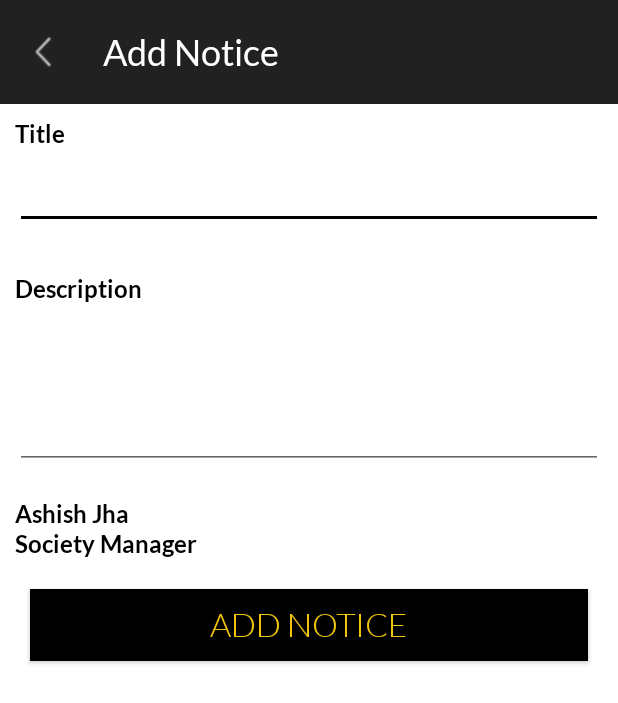
After one commit to RoshanHalwai/NAAdmin, an Android app: the AddNoticeActivity screen opened directly, with no data from a screen before it, on a phone screen of 412 x 824 dp. The commit adds this screen. Shown: the top 703 px of the screen. Run offline under Robolectric (Android 15) with nearby library versions, the phone set to English and light mode, and no system bars; our stand-ins replace Firebase (no records; nobody signed in at launch, a user with empty details on screens opened directly); libraries missing offline, so code that uses them is left out: com.wang.avi, pl.aprilapps.easyphotopicker.

Commit message:
Designed Add Notice UI in Admin Home Screen

```diff
--- a/app/src/main/AndroidManifest.xml
+++ b/app/src/main/AndroidManifest.xml
@@ -92,6 +92,11 @@
             android:name=".admin.SocietyAdminHome"
             android:screenOrientation="portrait" />
 
+        <!-- Add Notice Screen -->
+        <activity
+            android:name=".admin.addnotice.activities.AddNoticeActivity"
+            android:screenOrientation="portrait" />
+
     </application>
 
 </manifest>
--- a/app/src/main/java/com/kirtanlabs/nammaapartmentssocietyservices/admin/SocietyAdminHome.java
+++ b/app/src/main/java/com/kirtanlabs/nammaapartmentssocietyservices/admin/SocietyAdminHome.java
@@ -11,6 +11,7 @@ import com.google.firebase.database.DatabaseReference;
 import com.kirtanlabs.nammaapartmentssocietyservices.BaseActivity;
 import com.kirtanlabs.nammaapartmentssocietyservices.Constants;
 import com.kirtanlabs.nammaapartmentssocietyservices.R;
+import com.kirtanlabs.nammaapartmentssocietyservices.admin.addnotice.activities.AddNoticeActivity;
 import com.kirtanlabs.nammaapartmentssocietyservices.admin.registersocietyservices.activities.RegistrationCategories;
 
 import static com.kirtanlabs.nammaapartmentssocietyservices.pushnotifications.MyFirebaseInstanceIdService.getRefreshedToken;
@@ -65,6 +66,9 @@ public class SocietyAdminHome extends BaseActivity implements AdapterView.OnItem
             case 1:
                 startActivity(new Intent(SocietyAdminHome.this, RegistrationCategories.class));
                 break;
+            case 4:
+                startActivity(new Intent(SocietyAdminHome.this, AddNoticeActivity.class));
+                break;
             default:
                 Toast.makeText(this, "Yet to Implement", Toast.LENGTH_SHORT).show();
         }
--- /dev/null
+++ b/app/src/main/java/com/kirtanlabs/nammaapartmentssocietyservices/admin/addnotice/activities/AddNoticeActivity.java
@@ -0,0 +1,46 @@
+package com.kirtanlabs.nammaapartmentssocietyservices.admin.addnotice.activities;
+
+import android.os.Bundle;
+import android.widget.Button;
+import android.widget.EditText;
+import android.widget.TextView;
+
+import com.kirtanlabs.nammaapartmentssocietyservices.BaseActivity;
+import com.kirtanlabs.nammaapartmentssocietyservices.Constants;
+import com.kirtanlabs.nammaapartmentssocietyservices.R;
+
+public class AddNoticeActivity extends BaseActivity {
+
+    @Override
+    protected int getLayoutResourceId() {
+        return R.layout.activity_add_notice;
+    }
+
+    @Override
+    protected int getActivityTitle() {
+        return R.string.add_notice;
+    }
+
+    @Override
+    protected void onCreate(Bundle savedInstanceState) {
+        super.onCreate(savedInstanceState);
+
+        /*Getting Id's for all the views*/
+        TextView textNoticeTitle = findViewById(R.id.textNoticeTitle);
+        TextView textNoticeDescription = findViewById(R.id.textNoticeDescription);
+        TextView textSocietyServiceAdminName = findViewById(R.id.textSocietyServiceAdminName);
+        TextView textSocietyServiceDesignation = findViewById(R.id.textSocietyServiceDesignation);
+        EditText editTitle = findViewById(R.id.editTitle);
+        EditText editDescription = findViewById(R.id.editDescription);
+        Button buttonAddNotice = findViewById(R.id.buttonAddNotice);
+
+        /*Setting fonts for all the views*/
+        textNoticeTitle.setTypeface(Constants.setLatoBoldFont(this));
+        textNoticeDescription.setTypeface(Constants.setLatoBoldFont(this));
+        textSocietyServiceAdminName.setTypeface(Constants.setLatoBoldFont(this));
+        textSocietyServiceDesignation.setTypeface(Constants.setLatoBoldFont(this));
+        editTitle.setTypeface(Constants.setLatoRegularFont(this));
+        editDescription.setTypeface(Constants.setLatoRegularFont(this));
+        buttonAddNotice.setTypeface(Constants.setLatoLightFont(this));
+    }
+}
--- /dev/null
+++ b/app/src/main/res/layout/activity_add_notice.xml
@@ -0,0 +1,92 @@
+<?xml version="1.0" encoding="utf-8"?>
+<LinearLayout xmlns:android="http://schemas.android.com/apk/res/android"
+    xmlns:tools="http://schemas.android.com/tools"
+    android:layout_width="match_parent"
+    android:layout_height="match_parent"
+    android:orientation="vertical"
+    tools:context=".admin.addnotice.activities.AddNoticeActivity">
+
+    <include layout="@layout/activity_base" />
+
+    <TextView
+        android:id="@+id/textNoticeTitle"
+        android:layout_width="match_parent"
+        android:layout_height="wrap_content"
+        android:layout_marginTop="10dp"
+        android:paddingLeft="10dp"
+        android:paddingRight="10dp"
+        android:paddingStart="10dp"
+        android:text="@string/title"
+        android:textColor="@color/nmBlack"
+        android:textSize="@dimen/text_view_default_size" />
+
+    <EditText
+        android:id="@+id/editTitle"
+        android:layout_width="match_parent"
+        android:layout_height="wrap_content"
+        android:layout_margin="10dp"
+        android:inputType="text"
+        android:paddingLeft="10dp"
+        android:paddingRight="10dp"
+        android:paddingStart="10dp"
+        android:textColor="@color/nmBlack"
+        android:textSize="@dimen/edit_text_default_size"
+        tools:ignore="LabelFor" />
+
+    <TextView
+        android:id="@+id/textNoticeDescription"
+        android:layout_width="match_parent"
+        android:layout_height="wrap_content"
+        android:layout_marginTop="20dp"
+        android:paddingLeft="10dp"
+        android:paddingRight="10dp"
+        android:paddingStart="10dp"
+        android:text="@string/description"
+        android:textColor="@color/nmBlack"
+        android:textSize="@dimen/text_view_default_size" />
+
+
+    <EditText
+        android:id="@+id/editDescription"
+        android:layout_width="match_parent"
+        android:layout_height="100dp"
+        android:layout_margin="10dp"
+        android:inputType="textMultiLine"
+        android:textColor="@color/nmBlack"
+        android:textSize="@dimen/edit_text_default_size"
+        tools:ignore="LabelFor" />
+
+    <TextView
+        android:id="@+id/textSocietyServiceAdminName"
+        android:layout_width="match_parent"
+        android:layout_height="wrap_content"
+        android:layout_marginTop="10dp"
+        android:paddingLeft="10dp"
+        android:paddingRight="10dp"
+        android:paddingStart="10dp"
+        android:text="@string/admin_name"
+        android:textColor="@color/nmBlack"
+        android:textSize="@dimen/text_view_default_size" />
+
+    <TextView
+        android:id="@+id/textSocietyServiceDesignation"
+        android:layout_width="match_parent"
+        android:layout_height="wrap_content"
+        android:paddingLeft="10dp"
+        android:paddingRight="10dp"
+        android:paddingStart="10dp"
+        android:text="@string/designation"
+        android:textColor="@color/nmBlack"
+        android:textSize="@dimen/text_view_default_size" />
+
+    <Button
+        android:id="@+id/buttonAddNotice"
+        android:layout_width="match_parent"
+        android:layout_height="wrap_content"
+        android:layout_margin="@dimen/button_margin"
+        android:background="@color/nmBlack"
+        android:text="@string/add_notice"
+        android:textColor="@color/nmLightYellow"
+        android:textSize="@dimen/button_default_size" />
+
+</LinearLayout>
--- a/app/src/main/res/values/strings.xml
+++ b/app/src/main/res/values/strings.xml
@@ -127,4 +127,10 @@
         <item>@string/help_desk</item>
     </string-array>
 
+    <!--Add Notice Activity-->
+    <string name="title">Title</string>
+    <string name="description">Description</string>
+    <string name="admin_name">Ashish Jha</string>
+    <string name="designation">Society Manager</string>
+
 </resources>
```
